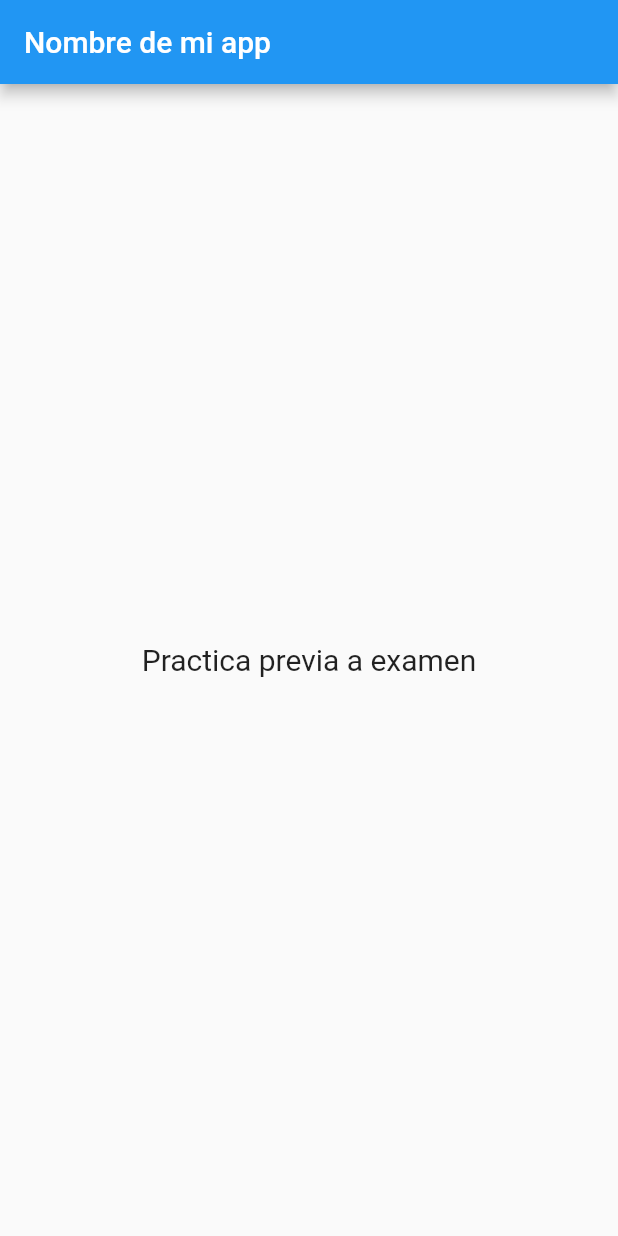
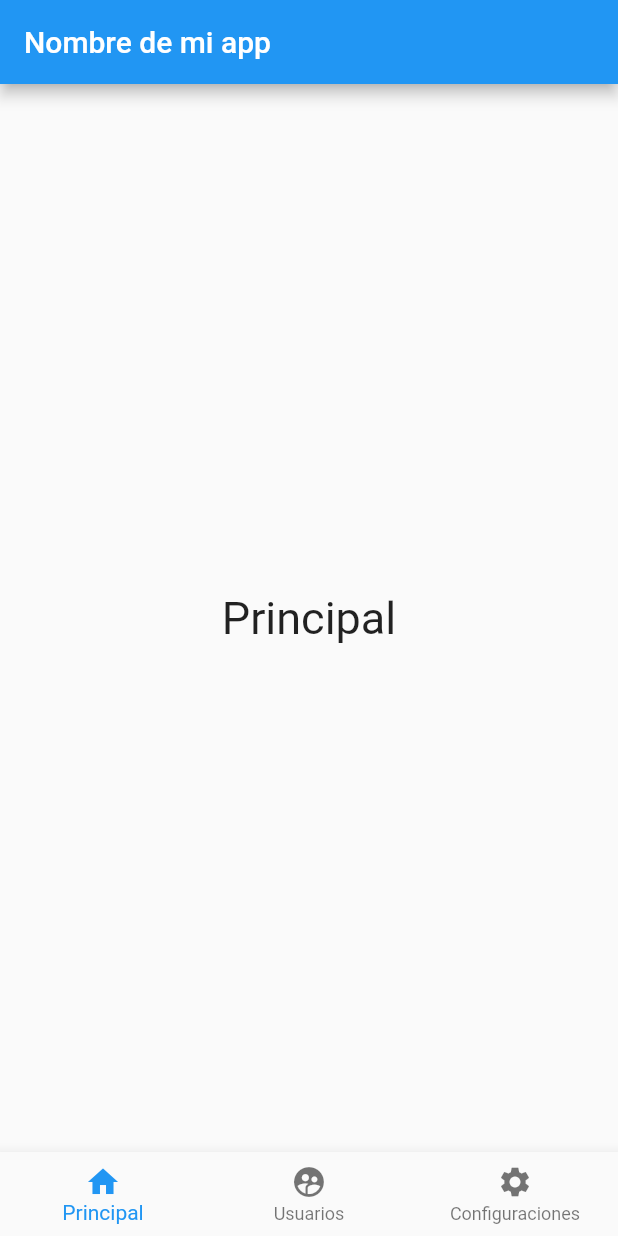
Before and after one commit to ogbutec/etps3-012022, a Flutter app: the screen it shows after launch, on a phone screen of 412 x 824 dp. Run offline on Flutter 3.47's test engine with Material 2 defaults, Android fonts, the phone set to English and light mode, and no system bars; our stand-ins replace flutter_feather_icons; missing offline and left inert: dart:js.

Commit message:
Update14:25

```diff
--- a/routerflutter/lib/main.dart
+++ b/routerflutter/lib/main.dart
@@ -1,27 +1,46 @@
 import 'package:flutter/material.dart';
+import 'package:routerflutter/paginas/configura.dart';
+import 'package:routerflutter/paginas/paginaprincipal.dart';
+import 'package:routerflutter/paginas/usuario.dart';
 
 void main() {
   runApp(AppRoute());
 }
 
-class AppRoute extends StatelessWidget {
+class AppRoute extends StatefulWidget {
   const AppRoute({Key? key}) : super(key: key);
 
   @override
+  State<AppRoute> createState() => _AppRouteState();
+}
+
+class _AppRouteState extends State<AppRoute> {
+  int _paginaActual = 0;
+  List<Widget> _paginas = [PaginaPrincipal(), Usuario(), Configura()];
+  @override
   Widget build(BuildContext context) {
     return MaterialApp(
+      debugShowCheckedModeBanner: false,
       title: 'Mi aplicacion',
       home: Scaffold(
         appBar: AppBar(
           title: Text("Nombre de mi app"),
         ),
-        body: Center(
-          child: Container(
-            child: Text(
-              "Practica previa a examen",
-              style: TextStyle(fontSize: 20, fontFamily: 'Roboto'),
-            ),
-          ),
+        body: _paginas[_paginaActual],
+        bottomNavigationBar: BottomNavigationBar(
+          onTap: (index) {
+            setState(() {
+              _paginaActual = index;
+            });
+          },
+          currentIndex: _paginaActual,
+          items: [
+            BottomNavigationBarItem(icon: Icon(Icons.home), label: "Principal"),
+            BottomNavigationBarItem(
+                icon: Icon(Icons.supervised_user_circle), label: "Usuarios"),
+            BottomNavigationBarItem(
+                icon: Icon(Icons.settings), label: "Configuraciones")
+          ],
         ),
       ),
     );
--- /dev/null
+++ b/routerflutter/lib/paginas/paginaprincipal.dart
@@ -0,0 +1,12 @@
+import 'package:flutter/material.dart';
+
+class PaginaPrincipal extends StatelessWidget {
+  @override
+  Widget build(BuildContext context) {
+    return Center(
+        child: Text(
+      "Principal",
+      style: TextStyle(fontSize: 30),
+    ));
+  }
+}
```
Also changed, not shown: routerflutter/lib/paginas/configura.dart (added, +14 -0 lines), routerflutter/lib/paginas/usuario.dart (added, +12 -0 lines).
